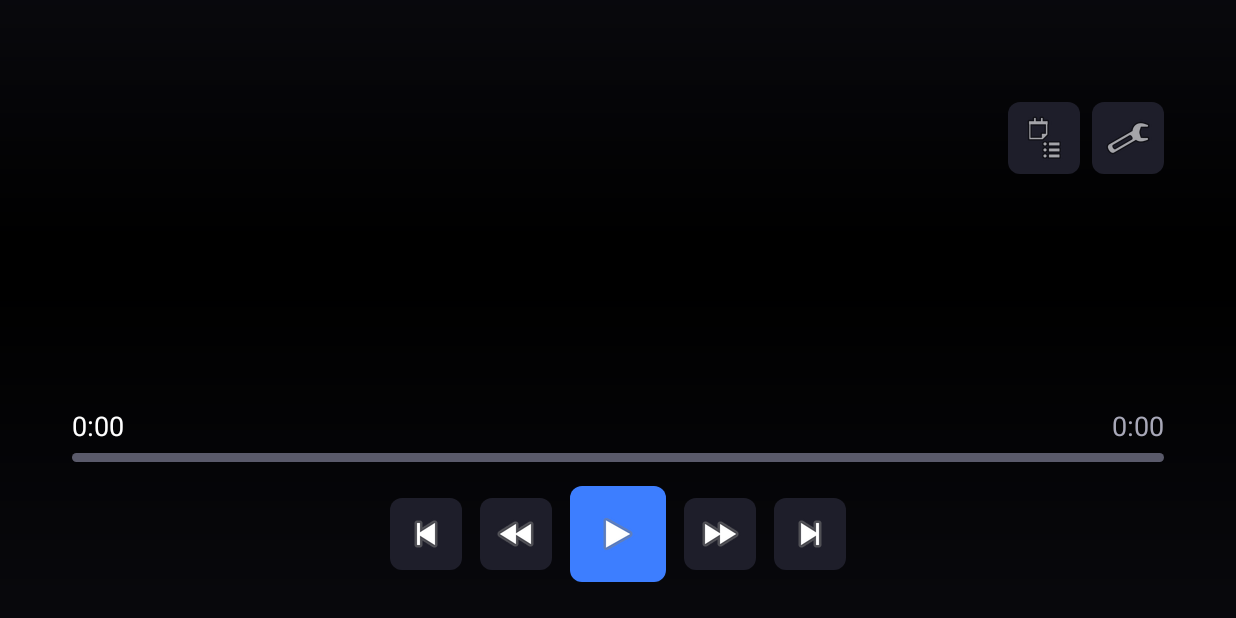
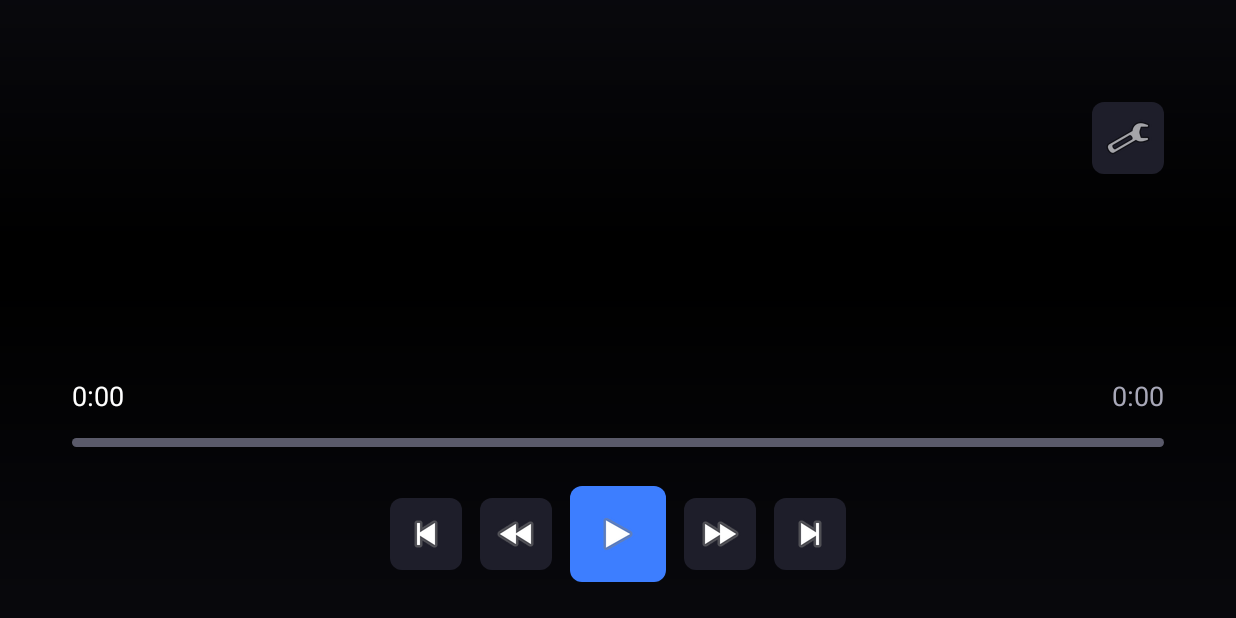
Before and after one commit to aidarmk-tech/ai, an Android app: the PlayerActivity screen opened directly, with no data from a screen before it, on a phone screen of 824 x 412 dp (held sideways). Run offline under Robolectric (Android 15) with nearby library versions, the phone set to English and light mode, and no system bars; our stand-ins replace Dagger/Hilt's generated code; pictures from the network do not load; 1 statement that could not run was skipped.

Commit message:
feat(player): hybrid navigation + unified tabbed info panel
Stage 2 — interface/navigation rework:

- Single ↓ opens the OSD (focus on Play); ←/→ while OSD hidden = fast seek.
  Inside the OSD, seek works ONLY when the progress strip is focused
  (new focusable progress bar with highlight); ←/→ otherwise move focus
  between buttons. This replaces "any key opens the OSD".

- Unified panel (double-↓ / ↑ / MENU) with tabs: Серии · Аудио · Субтитры ·
  О фильме · EPG, navigable with the D-pad (←/→ switch tabs, ↓ enters
  content, ↑ returns, BACK closes). Only tabs with content are shown.
  Replaces the old separate info/tracks overlays and the two top buttons.

- Removed the top ☰ info button; episode badge moved to the title bar.
  "О фильме" tab now carries poster/overview/rating/video-format, so the
  intrusive 6-second TMDB splash overlay no longer auto-pops on start.

https://claude.ai/code/session_01Ac1As2gvNPrGY7U5Eag9ei

```diff
--- /dev/null
+++ b/lampa-player-native/app/src/main/res/drawable/bg_progress_focus.xml
@@ -0,0 +1,16 @@
+<?xml version="1.0" encoding="utf-8"?>
+<selector xmlns:android="http://schemas.android.com/apk/res/android">
+    <item android:state_focused="true">
+        <shape>
+            <solid android:color="#222A5FD9" />
+            <stroke android:width="2dp" android:color="#3D7EFF" />
+            <corners android:radius="8dp" />
+        </shape>
+    </item>
+    <item>
+        <shape>
+            <solid android:color="#00000000" />
+            <corners android:radius="8dp" />
+        </shape>
+    </item>
+</selector>
--- /dev/null
+++ b/lampa-player-native/app/src/main/res/drawable/bg_tab.xml
@@ -0,0 +1,24 @@
+<?xml version="1.0" encoding="utf-8"?>
+<selector xmlns:android="http://schemas.android.com/apk/res/android">
+    <item android:state_focused="true">
+        <layer-list>
+            <item>
+                <shape>
+                    <solid android:color="#1E2A5FD9" />
+                    <corners android:radius="6dp" />
+                </shape>
+            </item>
+            <item android:gravity="bottom">
+                <shape>
+                    <size android:height="3dp" />
+                    <solid android:color="#3D7EFF" />
+                </shape>
+            </item>
+        </layer-list>
+    </item>
+    <item>
+        <shape>
+            <solid android:color="#00000000" />
+        </shape>
+    </item>
+</selector>
--- a/lampa-player-native/app/src/main/res/layout/activity_player.xml
+++ b/lampa-player-native/app/src/main/res/layout/activity_player.xml
@@ -75,38 +75,24 @@
                 android:focusable="true"
                 android:visibility="gone" />
 
-            <!-- ☰ Info/Episodes button (always visible) -->
-            <FrameLayout
-                android:layout_width="wrap_content"
-                android:layout_height="wrap_content"
-                android:layout_marginStart="@dimen/space_sm">
-
-                <ImageButton
-                    android:id="@+id/btn_info"
-                    android:layout_width="48dp"
-                    android:layout_height="48dp"
-                    android:src="@android:drawable/ic_menu_agenda"
-                    android:background="@drawable/bg_button"
-                    android:contentDescription="Серии / Дорожки"
-                    android:focusable="true" />
-
+            <!-- Бейдж текущей серии -->
             <TextView
                 android:id="@+id/tv_episode_badge"
                 android:layout_width="wrap_content"
                 android:layout_height="wrap_content"
-                    android:layout_gravity="top|end"
+                android:layout_marginStart="@dimen/space_xs"
                 android:background="@drawable/bg_button_accent"
                 android:textColor="@color/text_primary"
-                    android:textSize="10sp"
-                    android:paddingHorizontal="4dp"
+                android:textSize="14sp"
+                android:paddingHorizontal="12dp"
+                android:paddingVertical="6dp"
                 android:visibility="gone" />
-            </FrameLayout>
 
             <ImageButton
                 android:id="@+id/btn_settings"
                 android:layout_width="48dp"
                 android:layout_height="48dp"
-                android:layout_marginStart="@dimen/space_xs"
+                android:layout_marginStart="@dimen/space_sm"
                 android:src="@android:drawable/ic_menu_preferences"
                 android:background="@drawable/bg_button"
                 android:contentDescription="Настройки"
@@ -140,11 +126,16 @@
                     android:textColor="@color/text_secondary" android:textSize="18sp" android:text="0:00" />
             </LinearLayout>
 
-            <!-- Progress bar + seek indicator stacked -->
+            <!-- Полоска перемотки (фокусируемая: ←/→ перематывают только когда она в фокусе) -->
             <FrameLayout
+                android:id="@+id/progress_focus"
                 android:layout_width="match_parent"
                 android:layout_height="wrap_content"
-                android:layout_marginBottom="@dimen/space_sm">
+                android:layout_marginBottom="@dimen/space_sm"
+                android:paddingVertical="10dp"
+                android:background="@drawable/bg_progress_focus"
+                android:focusable="true"
+                android:focusableInTouchMode="false">
 
                 <ProgressBar android:id="@+id/progress_bar"
                     style="?android:attr/progressBarStyleHorizontal"
@@ -164,6 +155,7 @@
             </FrameLayout>
 
             <LinearLayout
+                android:id="@+id/osd_buttons"
                 android:layout_width="match_parent"
                 android:layout_height="wrap_content"
                 android:orientation="horizontal"
@@ -300,189 +292,136 @@
         android:textColor="@color/text_primary" android:textSize="14sp"
         android:padding="@dimen/space_xs" android:visibility="gone" />
 
-    <!-- ═══ INFO OVERLAY (double-↓): инфо о контенте + серии ═══ -->
+    <!-- ═══ ЕДИНАЯ ПАНЕЛЬ (double-↓): вкладки Серии·Аудио·Субтитры·О фильме·EPG ═══ -->
     <LinearLayout
-        android:id="@+id/info_overlay"
+        android:id="@+id/info_panel"
         android:layout_width="match_parent"
         android:layout_height="match_parent"
-        android:orientation="horizontal"
-        android:background="#E5000000"
+        android:orientation="vertical"
+        android:background="#F00B0B12"
         android:visibility="gone">
 
-        <!-- Left 45%: постер + описание + EPG + формат -->
+        <!-- Полоса вкладок -->
         <LinearLayout
-            android:layout_width="0dp"
-            android:layout_height="match_parent"
-            android:layout_weight="0.45"
-            android:orientation="vertical"
+            android:id="@+id/tab_strip"
+            android:layout_width="match_parent"
+            android:layout_height="64dp"
+            android:orientation="horizontal"
+            android:gravity="center_vertical"
             android:background="#FF111118"
-            android:padding="@dimen/safe_margin">
+            android:paddingHorizontal="@dimen/safe_margin">
 
-            <!-- Постер + мета текст -->
-            <LinearLayout
+            <TextView android:id="@+id/tab_episodes"
+                style="@style/PanelTab" android:text="@string/tab_episodes" />
+            <TextView android:id="@+id/tab_audio"
+                style="@style/PanelTab" android:text="@string/tab_audio" />
+            <TextView android:id="@+id/tab_subtitles"
+                style="@style/PanelTab" android:text="@string/tab_subtitles" />
+            <TextView android:id="@+id/tab_about"
+                style="@style/PanelTab" android:text="@string/tab_about" />
+            <TextView android:id="@+id/tab_epg"
+                style="@style/PanelTab" android:text="@string/tab_epg" />
+        </LinearLayout>
+
+        <!-- Содержимое вкладок -->
+        <FrameLayout
             android:layout_width="match_parent"
             android:layout_height="0dp"
             android:layout_weight="1"
-                android:orientation="horizontal"
-                android:gravity="top">
+            android:padding="@dimen/safe_margin">
 
-                <ImageView android:id="@+id/iv_overlay_poster"
+            <!-- Серии -->
+            <androidx.recyclerview.widget.RecyclerView
+                android:id="@+id/rv_info_list"
+                android:layout_width="match_parent"
+                android:layout_height="match_parent"
+                android:focusable="true"
+                android:descendantFocusability="afterDescendants"
+                android:visibility="gone" />
+
+            <!-- Аудио -->
+            <androidx.recyclerview.widget.RecyclerView
+                android:id="@+id/rv_audio_list"
+                android:layout_width="match_parent"
+                android:layout_height="match_parent"
+                android:focusable="true"
+                android:descendantFocusability="afterDescendants"
+                android:visibility="gone" />
+
+            <!-- Субтитры -->
+            <androidx.recyclerview.widget.RecyclerView
+                android:id="@+id/rv_subtitle_list"
+                android:layout_width="match_parent"
+                android:layout_height="match_parent"
+                android:focusable="true"
+                android:descendantFocusability="afterDescendants"
+                android:visibility="gone" />
+
+            <!-- О фильме -->
+            <ScrollView
+                android:id="@+id/panel_about"
+                android:layout_width="match_parent"
+                android:layout_height="match_parent"
+                android:focusable="true"
+                android:visibility="gone">
+
+                <LinearLayout
+                    android:layout_width="match_parent"
+                    android:layout_height="wrap_content"
+                    android:orientation="horizontal">
+
+                    <ImageView android:id="@+id/iv_panel_poster"
                         android:layout_width="@dimen/poster_width"
                         android:layout_height="@dimen/poster_height"
                         android:scaleType="centerCrop"
                         android:background="@color/bg_surface"
-                    android:layout_marginEnd="@dimen/space_md" />
+                        android:layout_marginEnd="@dimen/space_lg" />
 
                     <LinearLayout
-                    android:id="@+id/overlay_meta_section"
                         android:layout_width="0dp"
                         android:layout_height="wrap_content"
                         android:layout_weight="1"
                         android:orientation="vertical">
 
-                    <TextView android:id="@+id/tv_overlay_meta_title"
+                        <TextView android:id="@+id/tv_panel_title"
                             android:layout_width="match_parent" android:layout_height="wrap_content"
-                        android:textColor="@color/text_primary" android:textSize="24sp"
+                            android:textColor="@color/text_primary" android:textSize="30sp"
                             android:fontFamily="sans-serif-medium"
                             android:layout_marginBottom="@dimen/space_xs" />
 
-                    <TextView android:id="@+id/tv_overlay_meta_info"
+                        <TextView android:id="@+id/tv_panel_info"
                             android:layout_width="match_parent" android:layout_height="wrap_content"
-                        android:textColor="@color/accent_primary" android:textSize="15sp"
-                        android:layout_marginBottom="@dimen/space_sm" />
+                            android:textColor="@color/accent_primary" android:textSize="17sp"
+                            android:layout_marginBottom="@dimen/space_md" />
 
-                    <TextView android:id="@+id/tv_overlay_meta_overview"
+                        <TextView android:id="@+id/tv_panel_overview"
                             android:layout_width="match_parent" android:layout_height="wrap_content"
-                        android:textColor="@color/text_secondary" android:textSize="15sp"
-                        android:maxLines="7" android:ellipsize="end" />
-                </LinearLayout>
-            </LinearLayout>
+                            android:textColor="@color/text_secondary" android:textSize="17sp"
+                            android:lineSpacingMultiplier="1.2" />
 
-            <!-- EPG -->
-            <TextView android:id="@+id/tv_overlay_epg"
-                android:layout_width="match_parent" android:layout_height="wrap_content"
-                android:layout_marginTop="@dimen/space_sm"
-                android:textColor="@color/text_primary" android:textSize="15sp"
-                android:visibility="gone" />
-
-            <!-- Формат видео -->
-            <TextView android:id="@+id/tv_overlay_video_info"
-                android:layout_width="match_parent" android:layout_height="wrap_content"
-                android:layout_marginTop="@dimen/space_sm"
+                        <TextView android:id="@+id/tv_panel_video_info"
+                            android:layout_width="wrap_content" android:layout_height="wrap_content"
+                            android:layout_marginTop="@dimen/space_md"
                             android:background="@drawable/bg_diag"
                             android:textColor="@color/text_secondary"
-                android:fontFamily="monospace" android:textSize="12sp"
+                            android:fontFamily="monospace" android:textSize="13sp"
                             android:padding="@dimen/space_xs"
                             android:visibility="gone" />
                     </LinearLayout>
+                </LinearLayout>
+            </ScrollView>
 
-        <!-- Right 55%: список серий (только если есть) -->
-        <LinearLayout
-            android:layout_width="0dp"
-            android:layout_height="match_parent"
-            android:layout_weight="0.55"
-            android:orientation="vertical"
-            android:background="@color/bg_elevated">
-
-            <TextView
-                android:layout_width="match_parent"
-                android:layout_height="52dp"
-                android:text="@string/tab_episodes"
-                android:gravity="center_vertical"
-                android:paddingHorizontal="@dimen/space_md"
-                android:textColor="@color/accent_primary"
-                android:textSize="15sp"
-                android:fontFamily="sans-serif-medium"
-                android:background="@color/bg_surface" />
-
-            <androidx.recyclerview.widget.RecyclerView
-                android:id="@+id/rv_info_list"
-                android:layout_width="match_parent"
-                android:layout_height="0dp"
-                android:layout_weight="1"
-                android:padding="@dimen/space_xs"
-                android:focusable="true"
-                android:descendantFocusability="afterDescendants" />
-
-            <!-- EPG content (только для IPTV когда нет серий) -->
+            <!-- EPG -->
             <TextView
                 android:id="@+id/tv_epg_content"
                 android:layout_width="match_parent"
-                android:layout_height="0dp"
-                android:layout_weight="1"
-                android:padding="@dimen/space_md"
+                android:layout_height="match_parent"
+                android:focusable="true"
                 android:textColor="@color/text_primary"
-                android:textSize="17sp"
+                android:textSize="18sp"
+                android:lineSpacingMultiplier="1.3"
                 android:visibility="gone" />
-        </LinearLayout>
-    </LinearLayout>
-
-    <!-- ═══ TRACKS OVERLAY (↑): аудио + субтитры ═══ -->
-    <LinearLayout
-        android:id="@+id/tracks_overlay"
-        android:layout_width="600dp"
-        android:layout_height="match_parent"
-        android:layout_gravity="end"
-        android:orientation="horizontal"
-        android:background="@color/bg_elevated"
-        android:visibility="gone">
-
-        <!-- Аудио дорожки -->
-        <LinearLayout
-            android:layout_width="0dp"
-            android:layout_height="match_parent"
-            android:layout_weight="1"
-            android:orientation="vertical">
-
-            <TextView
-                android:layout_width="match_parent"
-                android:layout_height="52dp"
-                android:text="@string/tab_audio"
-                android:gravity="center_vertical"
-                android:paddingHorizontal="@dimen/space_md"
-                android:textColor="@color/accent_primary"
-                android:textSize="15sp"
-                android:fontFamily="sans-serif-medium"
-                android:background="@color/bg_surface" />
-
-            <androidx.recyclerview.widget.RecyclerView
-                android:id="@+id/rv_audio_list"
-                android:layout_width="match_parent"
-                android:layout_height="0dp"
-                android:layout_weight="1"
-                android:padding="@dimen/space_xs"
-                android:focusable="true"
-                android:descendantFocusability="afterDescendants" />
-        </LinearLayout>
-
-        <!-- Субтитры -->
-        <LinearLayout
-            android:layout_width="0dp"
-            android:layout_height="match_parent"
-            android:layout_weight="1"
-            android:orientation="vertical"
-            android:background="@color/bg_elevated">
-
-            <TextView
-                android:layout_width="match_parent"
-                android:layout_height="52dp"
-                android:text="@string/tab_subtitles"
-                android:gravity="center_vertical"
-                android:paddingHorizontal="@dimen/space_md"
-                android:textColor="@color/accent_primary"
-                android:textSize="15sp"
-                android:fontFamily="sans-serif-medium"
-                android:background="@color/bg_surface" />
-
-            <androidx.recyclerview.widget.RecyclerView
-                android:id="@+id/rv_subtitle_list"
-                android:layout_width="match_parent"
-                android:layout_height="0dp"
-                android:layout_weight="1"
-                android:padding="@dimen/space_xs"
-                android:focusable="true"
-                android:descendantFocusability="afterDescendants" />
-        </LinearLayout>
+        </FrameLayout>
     </LinearLayout>
 
     <!-- ═══ TMDB Metadata overlay ═══ -->
--- a/lampa-player-native/app/src/main/res/values/strings.xml
+++ b/lampa-player-native/app/src/main/res/values/strings.xml
@@ -23,7 +23,7 @@
     <string name="settings_autonext">Автопереход серий</string>
     <string name="settings_autonext_delay">Задержка перехода</string>
     <string name="settings_remember_tracks">Запоминать дорожки</string>
-    <string name="settings_skip_intro">Кнопка пропуска интро</string>
+    <string name="settings_skip_intro">Пропуск заставки (авто)</string>
     <string name="settings_diag">Диагностика</string>
     <string name="epg_title">Программа передач</string>
     <string name="iptv_title">Телевидение</string>
--- a/lampa-player-native/app/src/main/res/values/themes.xml
+++ b/lampa-player-native/app/src/main/res/values/themes.xml
@@ -30,6 +30,20 @@
         <item name="android:background">@drawable/bg_button_accent</item>
     </style>
 
+    <style name="PanelTab" parent="Widget.AppCompat.TextView">
+        <item name="android:layout_width">wrap_content</item>
+        <item name="android:layout_height">match_parent</item>
+        <item name="android:gravity">center</item>
+        <item name="android:textColor">@color/text_secondary</item>
+        <item name="android:textSize">16sp</item>
+        <item name="android:fontFamily">sans-serif-medium</item>
+        <item name="android:paddingHorizontal">@dimen/space_md</item>
+        <item name="android:layout_marginEnd">@dimen/space_xs</item>
+        <item name="android:background">@drawable/bg_tab</item>
+        <item name="android:focusable">true</item>
+        <item name="android:focusableInTouchMode">false</item>
+    </style>
+
     <style name="Widget.LampaPlayer.Pill" parent="Widget.AppCompat.TextView">
         <item name="android:background">@drawable/bg_pill</item>
         <item name="android:textColor">@color/text_primary</item>
```
Also changed, not shown: lampa-player-native/app/src/main/kotlin/com/lampa/player/player/PlayerActivity.kt (+120 -92 lines), lampa-player-native/app/src/main/kotlin/com/lampa/player/player/PlayerViewModel.kt (+33 -41 lines). Lines whose indentation alone changed are shown as unchanged.
